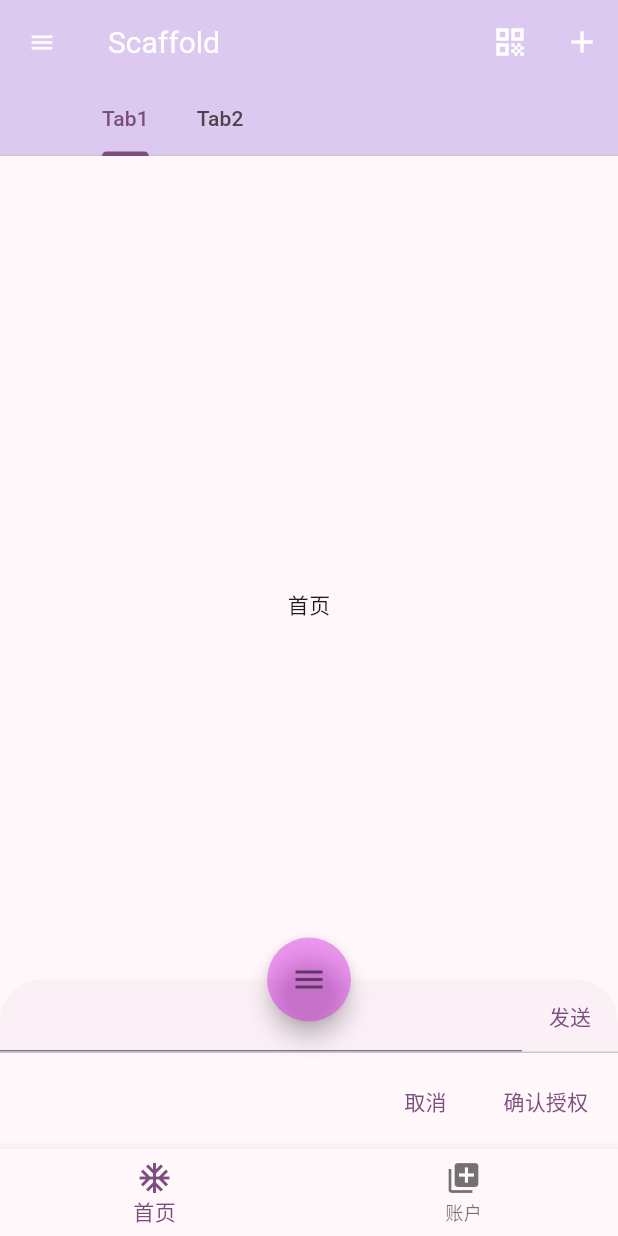
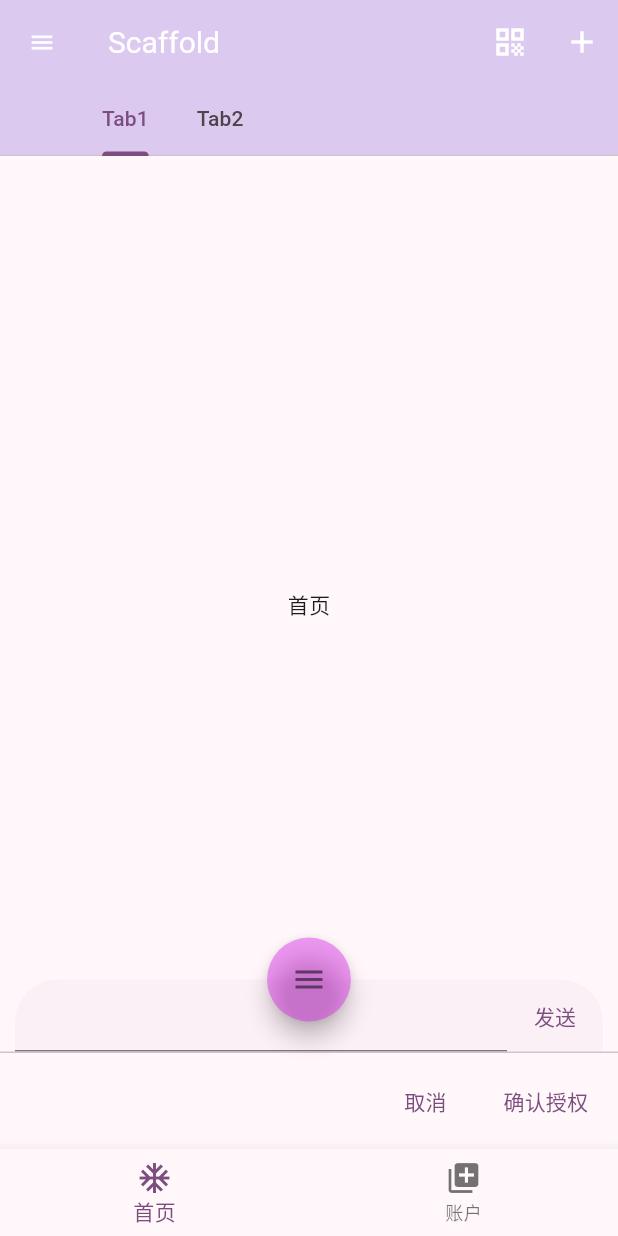
Before and after one commit to devie2020/first_app, a Flutter app: the screen it shows after launch, on a phone screen of 412 x 824 dp. Run offline on Flutter 3.47's test engine with Material 2 defaults, Android fonts, the phone set to English and light mode, and no system bars.

```diff
--- a/lib/ScaffoldDemo/scaffold_demo.dart
+++ b/lib/ScaffoldDemo/scaffold_demo.dart
@@ -122,7 +122,9 @@ class _ScaffoldDemoState extends State<ScaffoldDemo> with TickerProviderStateMix
           });
         },
       ),
-      bottomSheet: Row(
+      bottomSheet: SizedBox(
+        width: MediaQuery.of(context).size.width - 20,
+        child: Row(
           children: [
             const Expanded(
               child: TextField(
@@ -134,6 +136,7 @@ class _ScaffoldDemoState extends State<ScaffoldDemo> with TickerProviderStateMix
             TextButton(onPressed: () {}, child: const Text('发送')),
           ],
         ),
+      ),
     );
   }
 }
```
Lines whose indentation alone changed are shown as unchanged.
